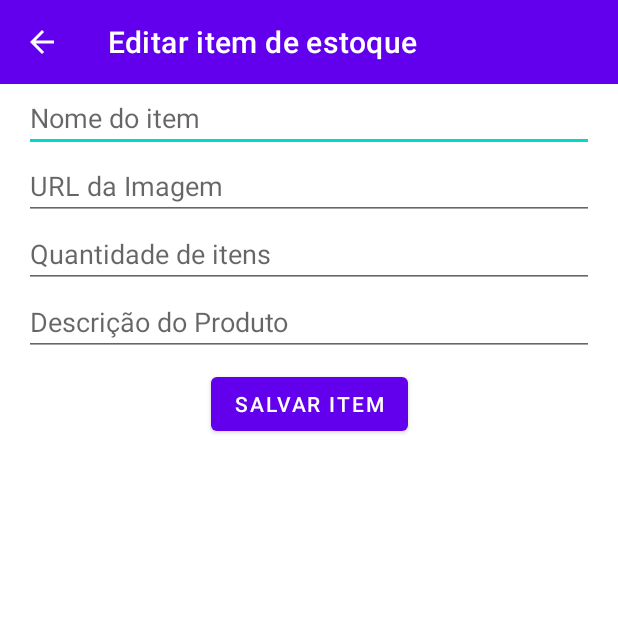
After one commit to RichardAraujo7/ToComFome, an Android app: the EditItemEstoqueActivity screen opened directly, with no data from a screen before it, on a phone screen of 412 x 824 dp, the top half of it. The commit adds this screen. Run offline under Robolectric (Android 15) with nearby library versions, the phone set to English and light mode, and no system bars.

Commit message:
Creating update of CRUD

```diff
--- a/app/src/main/AndroidManifest.xml
+++ b/app/src/main/AndroidManifest.xml
@@ -21,6 +21,10 @@
             android:exported="true"
             android:parentActivityName=".view.EstoqueActivity" />
         <activity
+            android:name=".view.EditItemEstoqueActivity"
+            android:exported="true"
+            android:parentActivityName=".view.EstoqueActivity" />
+        <activity
             android:name=".view.PedidosActivity"
             android:exported="true"
             android:label="@string/title_activity_pedidos"
@@ -36,6 +40,7 @@
             android:name=".view.MainActivity"
             android:exported="true"
             android:label="@string/title_activity_main"
+            android:launchMode="singleTask"
             android:parentActivityName=".view.MainActivity"
             android:theme="@style/Theme.Contrastoque.NoActionBar" />
         <activity
--- a/app/src/main/java/com/example/constrastoque/component/adapter/EstoqueRecyclerViewAdapter.kt
+++ b/app/src/main/java/com/example/constrastoque/component/adapter/EstoqueRecyclerViewAdapter.kt
@@ -18,7 +18,7 @@ import com.example.constrastoque.component.model.Estoque
 import com.example.constrastoque.view.DetailsActivity
 
 class EstoqueRecyclerViewAdapter(val list: List<Estoque>,
-                                 val onClickDelete: (Int) -> Unit) :
+                                 val onClickDelete: (Int) -> Unit, val onClickEdit: (Int) -> Unit) :
     RecyclerView.Adapter<EstoqueRecyclerViewAdapter.ExtraViewHolder>() {
 
     inner class ExtraViewHolder(itemView: View) : RecyclerView.ViewHolder(itemView) {
@@ -69,6 +69,8 @@ class EstoqueRecyclerViewAdapter(val list: List<Estoque>,
             }
 
             btnDelete.setOnClickListener { onClickDelete(index) }
+
+            ivEditItem.setOnClickListener { onClickEdit(index) }
         }
     }
 
--- /dev/null
+++ b/app/src/main/java/com/example/constrastoque/view/EditItemEstoqueActivity.kt
@@ -0,0 +1,46 @@
+package com.example.constrastoque.view
+
+import android.os.Bundle
+import android.widget.Toast
+import androidx.appcompat.app.AppCompatActivity
+import androidx.appcompat.widget.Toolbar
+import com.example.constrastoque.R
+import com.example.constrastoque.component.model.Estoque
+import com.example.constrastoque.service.EstoqueService
+import kotlinx.android.synthetic.main.activity_cadastro_item_estoque.*
+
+class EditItemEstoqueActivity: AppCompatActivity() {
+    override fun onCreate(savedInstanceState: Bundle?) {
+        super.onCreate(savedInstanceState)
+        setContentView(R.layout.activity_edit_item_estoque)
+        setSupportActionBar(toolbar_cadastro_item_estoque_activity as Toolbar?)
+        supportActionBar?.title = "Editar item de estoque"
+        supportActionBar?.setDisplayHomeAsUpEnabled(true)
+        val args = intent.extras
+        val index = args?.getInt("index")
+
+
+        salvarItem.setOnClickListener {
+            val estoque = Estoque()
+            estoque.id = index!!
+            if (etUrlImagem.text.toString() == "") Toast.makeText(this, "Insira o campo", Toast.LENGTH_LONG).show()
+            else estoque.imagem = etUrlImagem.text.toString()
+
+            if (etNomeItem.text.toString() == "") Toast.makeText(this, "Insira o campo", Toast.LENGTH_LONG).show()
+            else estoque.titulo = etNomeItem.text.toString()
+
+            if (etQuantidadeItem.text.toString() == "") Toast.makeText(this, "Insira o campo", Toast.LENGTH_LONG).show()
+            else estoque.quantidade = etQuantidadeItem.text.toString().toInt()
+
+            if (etDescricaoProduto.text.toString() == "") Toast.makeText(this, "Insira o campo", Toast.LENGTH_LONG).show()
+            else estoque.descricao = etDescricaoProduto.text.toString()
+
+            Thread {
+                index.let { it1 -> EstoqueService.update(estoque, it1) }
+                runOnUiThread {
+                    finish()
+                }
+            }.start()
+        }
+    }
+}
--- a/app/src/main/java/com/example/constrastoque/view/MainActivity.kt
+++ b/app/src/main/java/com/example/constrastoque/view/MainActivity.kt
@@ -26,7 +26,9 @@ class MainActivity : AppCompatActivity() {
 
         val args = intent.extras
         val usuario = args?.getString("nome")
-        val usuarioSalvo = Prefs.getString("nome")
+        val usuarioo: String = usuario.toString()
+        Prefs.setString("lembrarNome", usuarioo)
+        val usuarioSalvo = Prefs.getString("lembrarNome")
         val intentEstoque = Intent(this, EstoqueActivity::class.java)
         val intentPedidos = Intent(this, PedidosActivity::class.java)
         textoTelaInicial.text = "Bem vindo $usuarioSalvo"
--- /dev/null
+++ b/app/src/main/res/layout/activity_edit_item_estoque.xml
@@ -0,0 +1,66 @@
+<?xml version="1.0" encoding="utf-8"?>
+<androidx.constraintlayout.widget.ConstraintLayout xmlns:android="http://schemas.android.com/apk/res/android"
+    xmlns:app="http://schemas.android.com/apk/res-auto"
+    xmlns:tools="http://schemas.android.com/tools"
+    android:layout_width="match_parent"
+    android:layout_height="match_parent"
+    tools:context=".view.CadastroItemEstoqueActivity">
+
+    <include
+        android:id="@+id/toolbar_cadastro_item_estoque_activity"
+        layout="@layout/toolbar"
+        app:layout_constraintTop_toTopOf="parent" />
+
+    <EditText
+        android:id="@+id/etNomeItem"
+        android:layout_width="match_parent"
+        android:layout_height="wrap_content"
+        android:layout_marginHorizontal="16dp"
+        android:hint="Nome do item"
+        app:layout_constraintEnd_toEndOf="parent"
+        app:layout_constraintStart_toStartOf="parent"
+        app:layout_constraintTop_toBottomOf="@id/toolbar_cadastro_item_estoque_activity" />
+
+    <EditText
+        android:id="@+id/etUrlImagem"
+        android:layout_width="match_parent"
+        android:layout_height="wrap_content"
+        android:layout_marginHorizontal="16dp"
+        android:hint="URL da Imagem"
+        app:layout_constraintEnd_toEndOf="parent"
+        app:layout_constraintStart_toStartOf="parent"
+        app:layout_constraintTop_toBottomOf="@id/etNomeItem" />
+
+    <EditText
+        android:id="@+id/etQuantidadeItem"
+        android:layout_width="match_parent"
+        android:layout_height="wrap_content"
+        android:layout_marginHorizontal="16dp"
+        android:hint="Quantidade de itens"
+        app:layout_constraintEnd_toEndOf="parent"
+        app:layout_constraintStart_toStartOf="parent"
+        app:layout_constraintTop_toBottomOf="@id/etUrlImagem" />
+
+    <EditText
+        android:id="@+id/etDescricaoProduto"
+        android:layout_width="match_parent"
+        android:layout_height="wrap_content"
+        android:layout_marginHorizontal="16dp"
+        android:hint="Descrição do Produto"
+        app:layout_constraintEnd_toEndOf="parent"
+        app:layout_constraintStart_toStartOf="parent"
+        app:layout_constraintTop_toBottomOf="@id/etQuantidadeItem" />
+
+    <Button
+        android:id="@+id/salvarItem"
+        android:layout_width="wrap_content"
+        android:layout_height="wrap_content"
+        android:layout_marginTop="8dp"
+        android:text="Salvar Item"
+        app:layout_constraintTop_toBottomOf="@id/etDescricaoProduto"
+        app:layout_constraintStart_toStartOf="parent"
+        app:layout_constraintEnd_toEndOf="parent"/>
+
+
+
+</androidx.constraintlayout.widget.ConstraintLayout>
```
Also changed, not shown: app/src/main/java/com/example/constrastoque/service/EstoqueDAO.kt (+2 -5 lines), app/src/main/java/com/example/constrastoque/service/EstoqueService.kt (+10 -0 lines), app/src/main/java/com/example/constrastoque/service/HttpHelper.kt (+7 -0 lines), app/src/main/java/com/example/constrastoque/view/EstoqueActivity.kt (+15 -3 lines).
